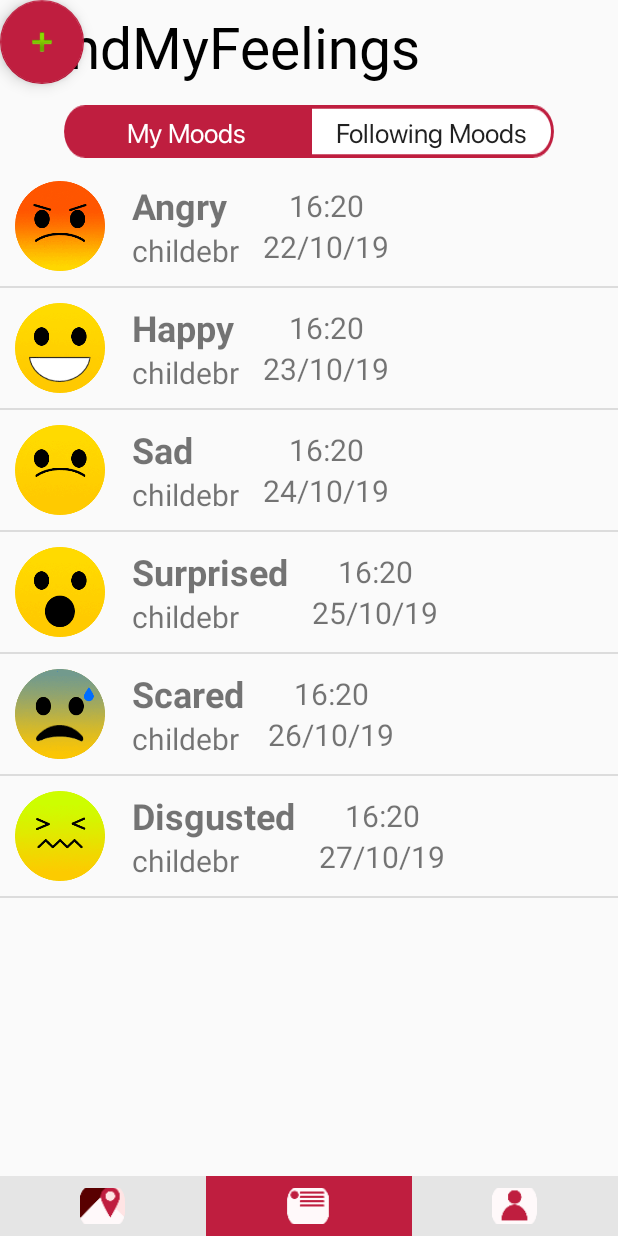
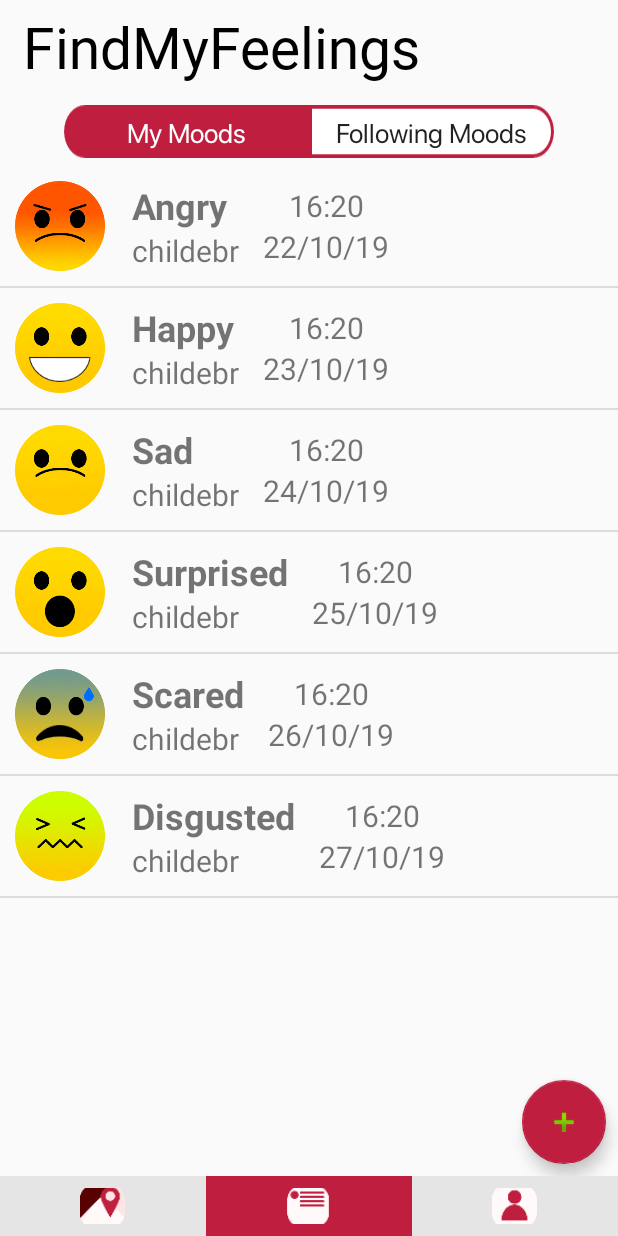
Before and after one commit to CMPUT301F19T27/FindMyFeelings, an Android app: the screen it shows after launch once a user with an empty profile is signed in (HomePageActivity), on a phone screen of 412 x 824 dp. Run offline under Robolectric (Android 15) with nearby library versions, the phone set to English and light mode, and no system bars; our stand-ins replace Firebase (no records; nobody signed in at launch, a user with empty details on screens opened directly).

Commit message:
updated floatingButton layout

```diff
--- a/app/src/main/java/com/example/findmyfeelings/HomePageActivity.java
+++ b/app/src/main/java/com/example/findmyfeelings/HomePageActivity.java
@@ -6,6 +6,8 @@ import androidx.appcompat.app.AppCompatActivity;
 import android.content.Intent;
 import android.os.Bundle;
 import android.view.MenuItem;
+import android.view.View;
+import android.widget.AdapterView;
 import android.widget.ArrayAdapter;
 import android.widget.ListView;
 
@@ -81,13 +83,22 @@ public class HomePageActivity extends AppCompatActivity implements EventFragment
 
         addButton = findViewById(R.id.add_event_button);
         final FloatingActionButton addButton = findViewById(R.id.add_event_button);
-        addButton.setOnClickListener(
-            new EventFragment().show(getSupportFragmentManager(), "ADD_EVENT");
-        );
-        moodList.setOnItemClickListener(
+        addButton.setOnClickListener(new View.OnClickListener() {
+            @Override
+            public void onClick(View view) {
+                new EventFragment().show(getSupportFragmentManager(), "ADD_EVENT");
+            }
+        });
+
+        moodList.setOnItemClickListener(new AdapterView.OnItemClickListener() {
+            @Override
+            public void onItemClick(AdapterView<?> adapterView, View view, int i, long l) {
                 Mood selectedMood = moodDataList.get(i);
                 EventFragment.newInstance(selectedMood, i).show(getSupportFragmentManager(), "EDIT_EVENT");
-        );
+            }
+        });
+
+
 
 
         // Test data
--- a/app/src/main/res/layout/activity_home_page.xml
+++ b/app/src/main/res/layout/activity_home_page.xml
@@ -6,13 +6,7 @@
     android:layout_height="match_parent"
     tools:context=".HomePageActivity">
 
-    <com.google.android.material.floatingactionbutton.FloatingActionButton
-        android:id="@+id/add_event_button"
-        android:layout_width="wrap_content"
-        android:layout_height="wrap_content"
-        android:clickable="true"
-        android:focusable="true"
-        app:srcCompat="@android:drawable/ic_input_add" />
+
 
 
     <RelativeLayout
@@ -108,6 +102,18 @@
                 android:layout_height="690dp"
                 android:paddingTop="5dp" />
 
+            <com.google.android.material.floatingactionbutton.FloatingActionButton
+                android:id="@+id/add_event_button"
+                android:layout_width="wrap_content"
+                android:layout_height="wrap_content"
+                android:clickable="true"
+                android:focusable="true"
+                app:srcCompat="@android:drawable/ic_input_add"
+                android:layout_alignParentBottom="true"
+                android:layout_alignParentEnd="true"
+                android:layout_marginRight="8dp"
+                android:layout_marginBottom="8dp"/>
+
         </RelativeLayout>
 
 
```
